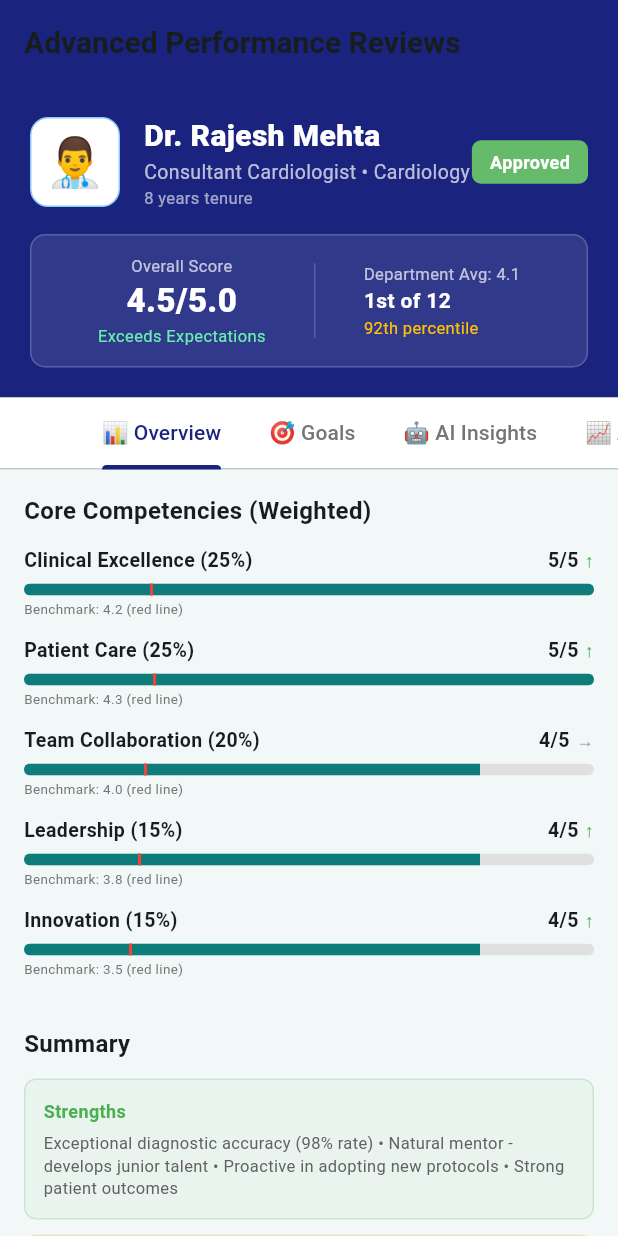
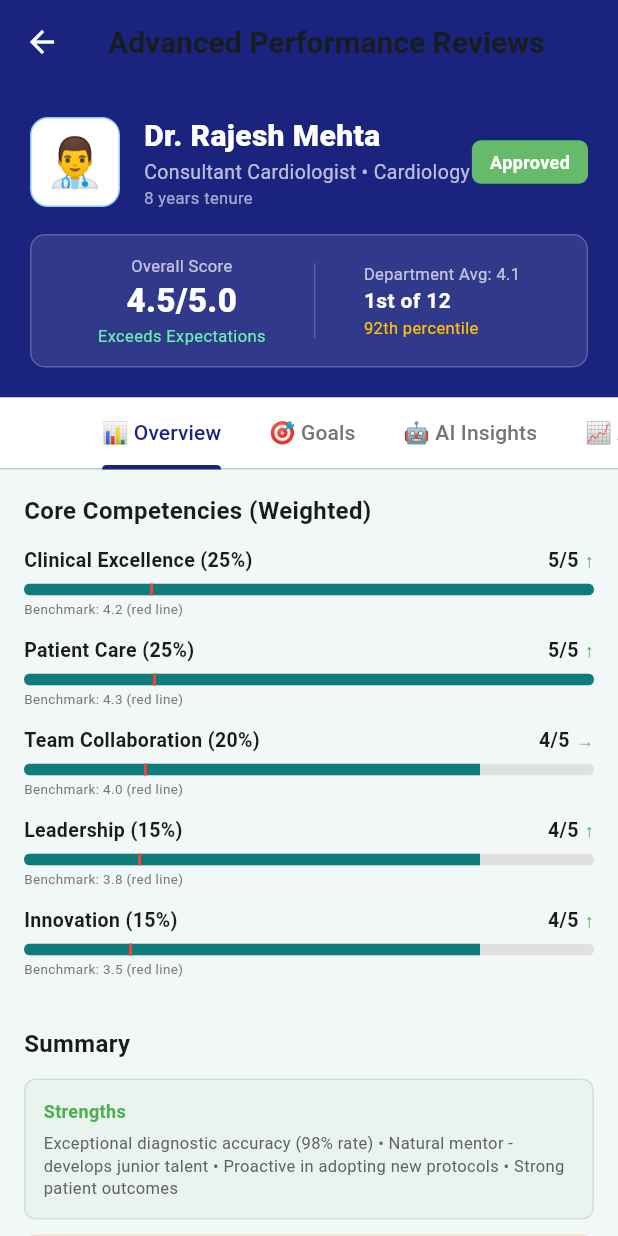
Before and after one commit to deshpandeatharv50-ai/pulse-review, a Flutter app: the ReviewsAdvancedClassic screen opened directly, on a phone screen of 412 x 824 dp. Run offline on Flutter 3.47's test engine with Material 3 defaults, Android fonts, the phone set to English and light mode, and no system bars; our stand-ins replace supabase_flutter; accounts and stored records are empty.

Commit message:
Add back button to Advanced Performance Reviews screen
Added back arrow button to AppBar for easy navigation back to Dashboard.

Co-Authored-By: Claude Haiku 4.5 <noreply@anthropic.com>

```diff
--- a/lib/screens/reviews_advanced_classic.dart
+++ b/lib/screens/reviews_advanced_classic.dart
@@ -149,7 +149,10 @@ class _ReviewsAdvancedClassicState extends State<ReviewsAdvancedClassic> with Si
     return Scaffold(
       appBar: AppBar(
         title: const Text('Advanced Performance Reviews', style: TextStyle(fontWeight: FontWeight.w700, fontSize: 20)),
-        automaticallyImplyLeading: false,
+        leading: IconButton(
+          icon: const Icon(Icons.arrow_back, color: Colors.white),
+          onPressed: () => Navigator.of(context).pop(),
+        ),
         elevation: 0,
         backgroundColor: const Color(0xFF1A237E),
       ),
```
